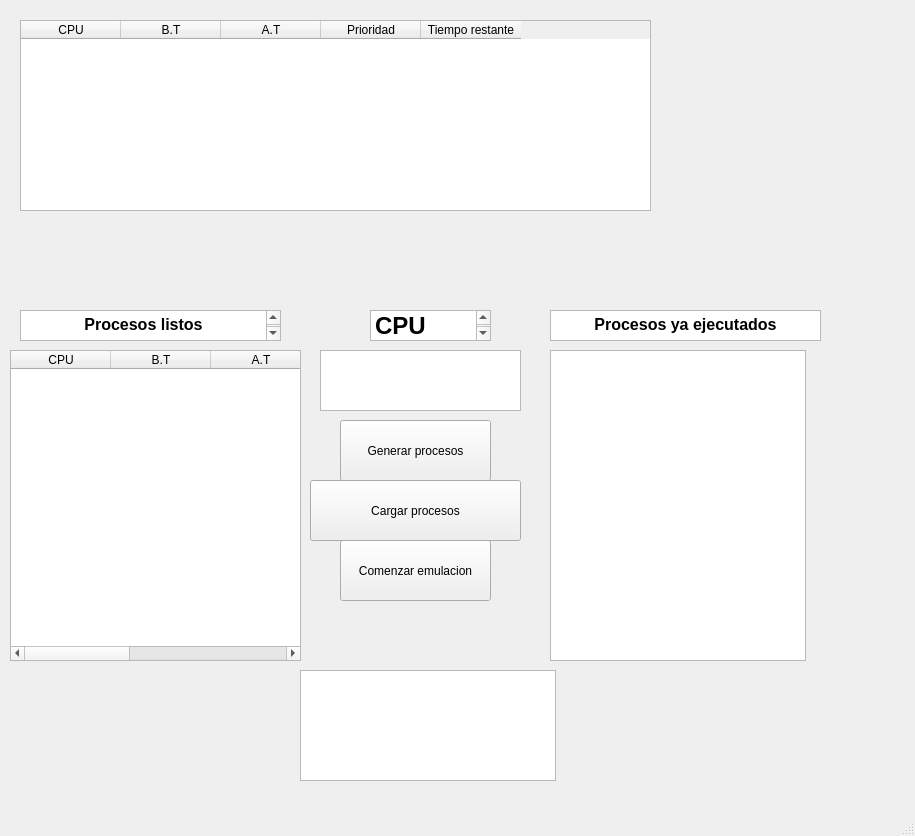
Old version of the form simulador/test1.ui in the repository Karedu/Simulador-de-planificador-de-procesos.
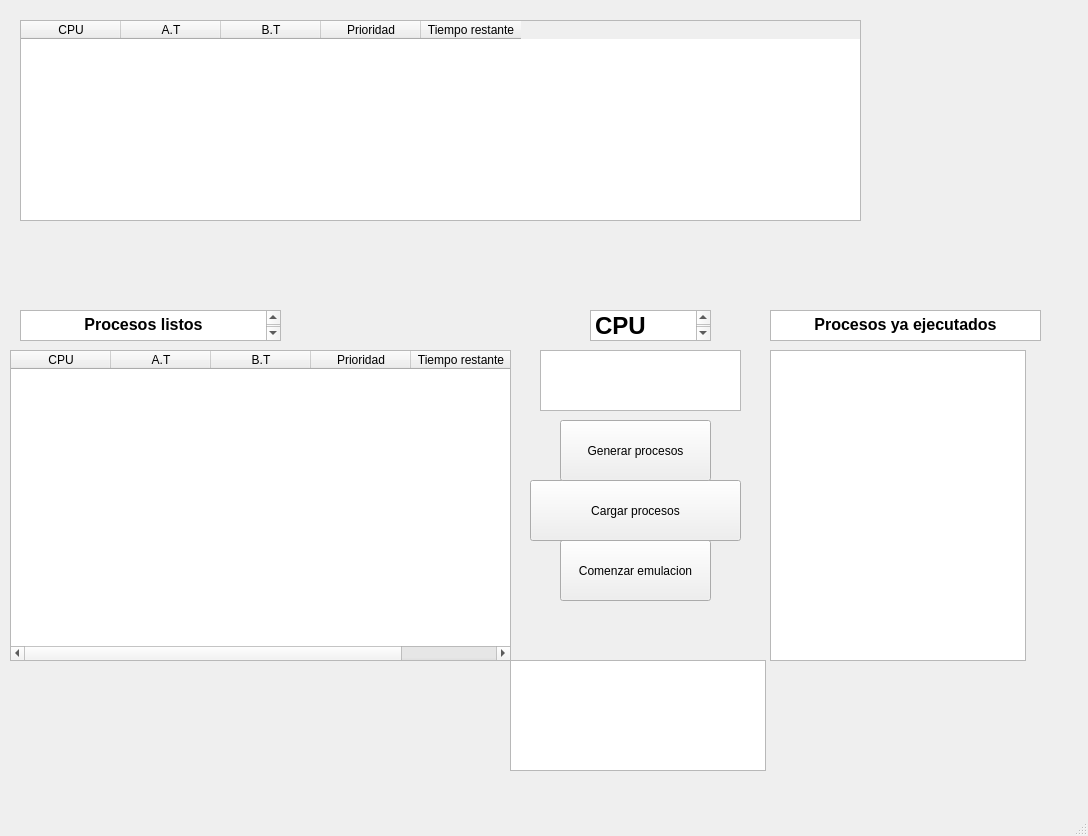
New version of the form.

The edit to the form file:
```diff
--- a/simulador/test1.ui
+++ b/simulador/test1.ui
@@ -6,7 +6,7 @@
    <rect>
     <x>0</x>
     <y>0</y>
-    <width>915</width>
+    <width>1088</width>
     <height>836</height>
    </rect>
   </property>
@@ -17,7 +17,7 @@
    <widget class="QPushButton" name="Button1">
     <property name="geometry">
      <rect>
-      <x>340</x>
+      <x>560</x>
       <y>540</y>
       <width>151</width>
       <height>61</height>
@@ -30,8 +30,8 @@
    <widget class="QListWidget" name="list1">
     <property name="geometry">
      <rect>
-      <x>300</x>
-      <y>670</y>
+      <x>510</x>
+      <y>660</y>
       <width>256</width>
       <height>111</height>
      </rect>
@@ -40,7 +40,7 @@
    <widget class="QListWidget" name="listaListos">
     <property name="geometry">
      <rect>
-      <x>550</x>
+      <x>770</x>
       <y>350</y>
       <width>256</width>
       <height>311</height>
@@ -52,8 +52,8 @@
      <rect>
       <x>20</x>
       <y>20</y>
-      <width>631</width>
-      <height>191</height>
+      <width>841</width>
+      <height>201</height>
      </rect>
     </property>
     <column>
@@ -61,16 +61,16 @@
       <string>CPU</string>
      </property>
     </column>
-    <column>
-     <property name="text">
-      <string>B.T</string>
-     </property>
-    </column>
     <column>
      <property name="text">
       <string>A.T</string>
      </property>
     </column>
+    <column>
+     <property name="text">
+      <string>B.T</string>
+     </property>
+    </column>
     <column>
      <property name="text">
       <string>Prioridad</string>
@@ -85,7 +85,7 @@
    <widget class="QPushButton" name="ButtonLoadProcess">
     <property name="geometry">
      <rect>
-      <x>310</x>
+      <x>530</x>
       <y>480</y>
       <width>211</width>
       <height>61</height>
@@ -98,7 +98,7 @@
    <widget class="QListWidget" name="listCPU">
     <property name="geometry">
      <rect>
-      <x>320</x>
+      <x>540</x>
       <y>350</y>
       <width>201</width>
       <height>61</height>
@@ -108,7 +108,7 @@
    <widget class="QTextBrowser" name="textBrowser">
     <property name="geometry">
      <rect>
-      <x>370</x>
+      <x>590</x>
       <y>310</y>
       <width>121</width>
       <height>31</height>
@@ -125,7 +125,7 @@
    <widget class="QPushButton" name="ButtonGenerate">
     <property name="geometry">
      <rect>
-      <x>340</x>
+      <x>560</x>
       <y>420</y>
       <width>151</width>
       <height>61</height>
@@ -158,7 +158,7 @@
      <rect>
       <x>10</x>
       <y>350</y>
-      <width>291</width>
+      <width>501</width>
       <height>311</height>
      </rect>
     </property>
@@ -167,16 +167,16 @@
       <string>CPU</string>
      </property>
     </column>
-    <column>
-     <property name="text">
-      <string>B.T</string>
-     </property>
-    </column>
     <column>
      <property name="text">
       <string>A.T</string>
      </property>
     </column>
+    <column>
+     <property name="text">
+      <string>B.T</string>
+     </property>
+    </column>
     <column>
      <property name="text">
       <string>Prioridad</string>
@@ -191,7 +191,7 @@
    <widget class="QTextBrowser" name="textBrowser_3">
     <property name="geometry">
      <rect>
-      <x>550</x>
+      <x>770</x>
       <y>310</y>
       <width>271</width>
       <height>31</height>
```
Left out of the diff: 2 changed lines with no effect on the pictures.
